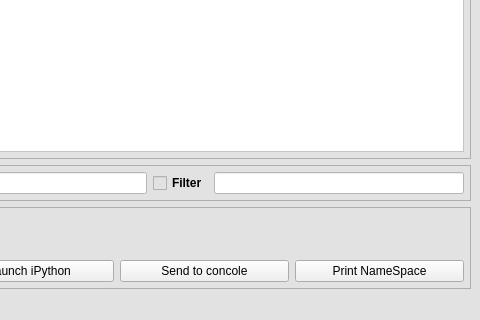
This is hdf5_manager.ui in mgraupe/hdf5Manager as Qt 5 draws it before an edit; both pictures show x 611 to 1091 and y 546 to 866 of the 1091 by 866 pixel window. The edited form follows.
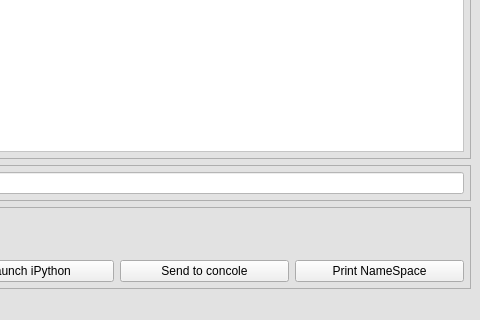
This is the edited form.

Commit message: Updated ui since filtering is not implemented yet.

Patch:
```diff
--- a/hdf5_manager.ui
+++ b/hdf5_manager.ui
@@ -557,32 +557,6 @@
             </property>
            </widget>
           </item>
-          <item>
-           <widget class="QCheckBox" name="checkBox">
-            <property name="font">
-             <font>
-              <weight>75</weight>
-              <bold>true</bold>
-             </font>
-            </property>
-            <property name="text">
-             <string>Filter</string>
-            </property>
-           </widget>
-          </item>
-          <item>
-           <widget class="QLineEdit" name="currentFilterValue">
-            <property name="maximumSize">
-             <size>
-              <width>250</width>
-              <height>16777215</height>
-             </size>
-            </property>
-            <property name="styleSheet">
-             <string notr="true">background-color: rgb(255, 255, 255);</string>
-            </property>
-           </widget>
-          </item>
          </layout>
         </widget>
        </item>
```
The commit also changes 1 other file.
